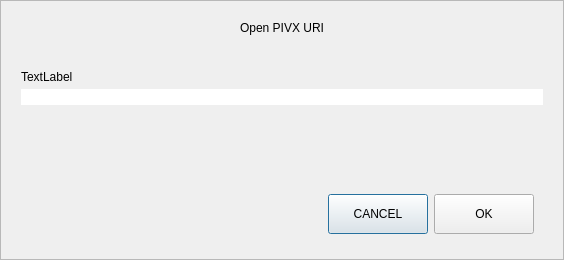
Old version of the form src/qt/forms/openuridialog.ui in the repository gtrforworld/pos_coin.
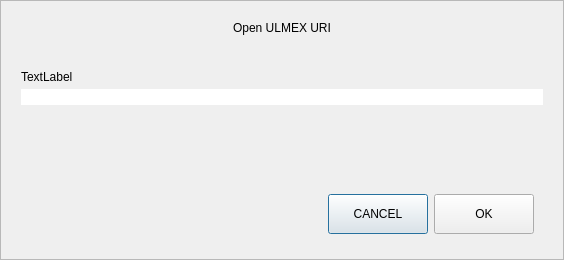
New version of the form. Custom widgets are drawn as their Qt base class.

Diff of the .ui file:
```diff
--- a/src/qt/forms/openuridialog.ui
+++ b/src/qt/forms/openuridialog.ui
@@ -56,7 +56,7 @@
       <item>
        <widget class="QLabel" name="labelTitle">
         <property name="text">
-         <string>Open PIVX URI</string>
+         <string>Open ULMEX URI</string>
         </property>
         <property name="alignment">
          <set>Qt::AlignCenter</set>
```
